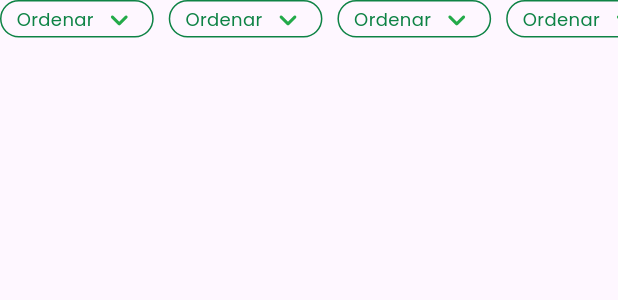
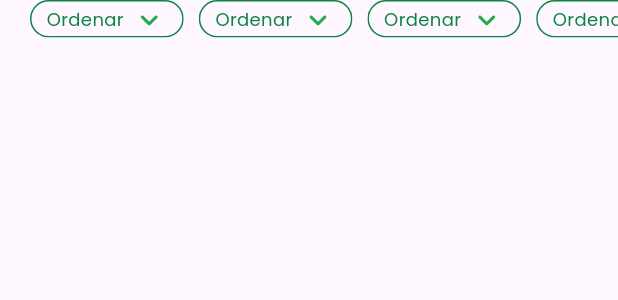
Before and after one commit to lazarobodevan/Fairy-mobile, a Flutter app: the FilterChipsList widget shown alone on an empty page, opened directly, on a phone screen of 412 x 824 dp. Shown: the top 300 px of the screen. Run offline on Flutter 3.47's test engine with Material 3 defaults, Android fonts, the phone set to English and light mode, and no system bars; our stand-ins replace dotted_line, expandable_text, flutter_svg, google_fonts, lottie; missing offline and left inert: dynamic_stepper; network calls fail.

Commit message:
Fix: fixed the filter chips overlapping the producers tab

```diff
--- a/lib/screens/nav_pages/catalog/components/products_tab.dart
+++ b/lib/screens/nav_pages/catalog/components/products_tab.dart
@@ -1,6 +1,8 @@
 import 'package:flutter/material.dart';
 import 'package:mobile/shared/components/custom_filter_chip.dart';
 import 'package:mobile/shared/components/product_tile.dart';
+
+import '../../../../shared/components/filter_chips_list.dart';
 
 class ProductsTab extends StatelessWidget {
   const ProductsTab({super.key});
@@ -9,9 +11,11 @@ class ProductsTab extends StatelessWidget {
   Widget build(BuildContext context) {
     return Column(
       children: [
+        FilterChipsList(),
+        const SizedBox(height: 20,),
         Expanded(
           child: GridView.builder(
-            padding: EdgeInsets.only(bottom: 40),
+            padding: EdgeInsets.fromLTRB(20,0,20,40),
             gridDelegate: SliverGridDelegateWithFixedCrossAxisCount(
               crossAxisCount: 2,
               crossAxisSpacing: 8.0,
--- a/lib/shared/components/custom_filter_chip.dart
+++ b/lib/shared/components/custom_filter_chip.dart
@@ -22,7 +22,8 @@ class CustomFilterChip extends StatefulWidget {
 class _CustomFilterChipState extends State<CustomFilterChip> {
   @override
   Widget build(BuildContext context) {
-    return InkWell(
+    return Material(
+      child: InkWell(
         onTap: widget.onSelected,
         borderRadius: BorderRadius.circular(40),
         child: Ink(
@@ -53,6 +54,7 @@ class _CustomFilterChipState extends State<CustomFilterChip> {
                 ),
               ],
             )),
+      ),
     );
   }
 }
--- a/lib/shared/components/filter_chips_list.dart
+++ b/lib/shared/components/filter_chips_list.dart
@@ -12,10 +12,12 @@ class FilterChipsList extends StatefulWidget {
 class _FilterChipsListState extends State<FilterChipsList> {
   @override
   Widget build(BuildContext context) {
-    return SizedBox(
+    return Container(
       height: 25,
+      width: double.maxFinite,
       child: ListView.separated(
         scrollDirection: Axis.horizontal,
+        padding: EdgeInsets.symmetric(horizontal: 20),
         itemCount: 6,
         itemBuilder: (context, index){
           return CustomFilterChip(onSelected: (){},isSelected: true,icon: Icons.keyboard_arrow_down_rounded,text: "Ordenar",);
```
Also changed, not shown: lib/screens/nav_pages/catalog/catalog_screen.dart (+3 -6 lines), 1 other file. Lines whose indentation alone changed are shown as unchanged.
